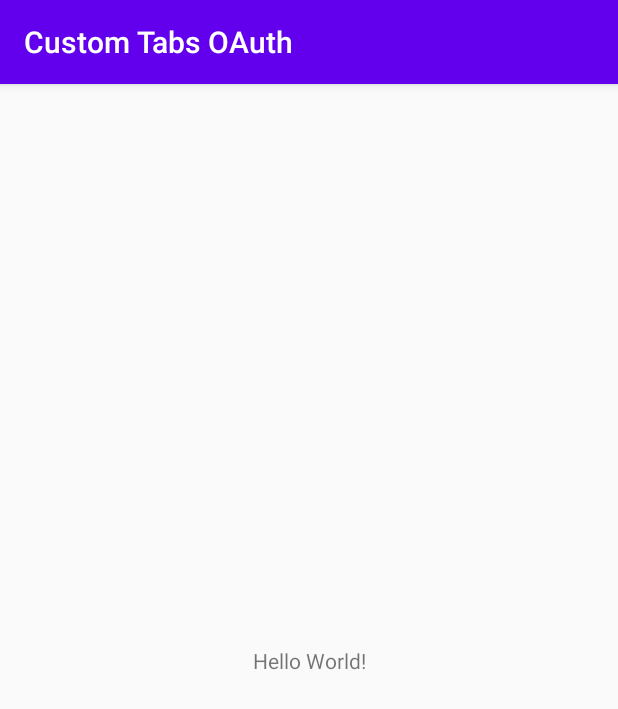
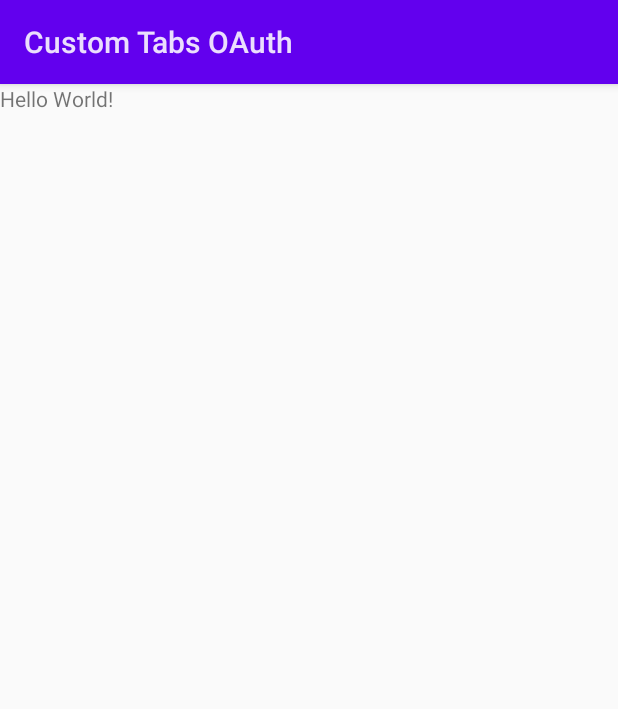
Before and after one commit to GoogleChrome/android-browser-helper, an Android app: the screen it shows after launch (MainActivity), on a phone screen of 412 x 824 dp. Shown: the top 709 px of the screen. Run offline under Robolectric (Android 15) with nearby library versions, the phone set to English and light mode, and no system bars.

Commit message:
Addressed review notes
- Removed appcompat and constraintlayout deps
- Changed package name
- Added missing EOL at end of files

```diff
--- a/demos/custom-tabs-oauth/build.gradle
+++ b/demos/custom-tabs-oauth/build.gradle
@@ -21,7 +21,7 @@ android {
     buildToolsVersion "30.0.1"
 
     defaultConfig {
-        applicationId "com.google.browser.examples.custom_tabs_oauth"
+        applicationId "com.google.androidbrowserhelper.demos.customtabsoauth"
         minSdkVersion 23
         targetSdkVersion 30
         versionCode 1
@@ -37,6 +37,4 @@ android {
 
 dependencies {
     implementation fileTree(dir: "libs", include: ["*.jar"])
-    implementation 'androidx.appcompat:appcompat:1.2.0'
-    implementation 'androidx.constraintlayout:constraintlayout:2.0.1'
 }
--- a/demos/custom-tabs-oauth/src/main/AndroidManifest.xml
+++ b/demos/custom-tabs-oauth/src/main/AndroidManifest.xml
@@ -13,7 +13,7 @@
 -->
 
 <manifest xmlns:android="http://schemas.android.com/apk/res/android"
-    package="com.google.browser.examples.custom_tabs_oauth">
+    package="com.google.androidbrowserhelper.demos.customtabsoauth">
 
     <application
         android:allowBackup="true"
--- a/demos/custom-tabs-oauth/src/main/java/com/google/browser/examples/custom_tabs_oauth/MainActivity.java
+++ b/demos/custom-tabs-oauth/src/main/java/com/google/androidbrowserhelper/demos/customtabsoauth/MainActivity.java
@@ -14,13 +14,12 @@
  *    limitations under the License.
  */
 
-package com.google.browser.examples.custom_tabs_oauth;
+package com.google.androidbrowserhelper.demos.customtabsoauth;
 
-import androidx.appcompat.app.AppCompatActivity;
-
+import android.app.Activity;
 import android.os.Bundle;
 
-public class MainActivity extends AppCompatActivity {
+public class MainActivity extends Activity {
 
     @Override
     protected void onCreate(Bundle savedInstanceState) {
--- a/demos/custom-tabs-oauth/src/main/res/layout/activity_main.xml
+++ b/demos/custom-tabs-oauth/src/main/res/layout/activity_main.xml
@@ -11,20 +11,17 @@
      See the License for the specific language governing permissions and
      limitations under the License.
 -->
-<androidx.constraintlayout.widget.ConstraintLayout xmlns:android="http://schemas.android.com/apk/res/android"
+<LinearLayout xmlns:android="http://schemas.android.com/apk/res/android"
     xmlns:app="http://schemas.android.com/apk/res-auto"
     xmlns:tools="http://schemas.android.com/tools"
     android:layout_width="match_parent"
     android:layout_height="match_parent"
+    android:orientation="vertical"
     tools:context=".MainActivity">
 
     <TextView
         android:layout_width="wrap_content"
         android:layout_height="wrap_content"
-        android:text="Hello World!"
-        app:layout_constraintBottom_toBottomOf="parent"
-        app:layout_constraintLeft_toLeftOf="parent"
-        app:layout_constraintRight_toRightOf="parent"
-        app:layout_constraintTop_toTopOf="parent" />
+        android:text="Hello World!" />
 
-</androidx.constraintlayout.widget.ConstraintLayout>
+</LinearLayout>
--- a/demos/custom-tabs-oauth/src/main/res/values/styles.xml
+++ b/demos/custom-tabs-oauth/src/main/res/values/styles.xml
@@ -12,10 +12,10 @@
 -->
 <resources>
     <!-- Base application theme. -->
-    <style name="AppTheme" parent="Theme.AppCompat.Light.DarkActionBar">
+    <style name="AppTheme" parent="android:style/Theme.Material.Light.DarkActionBar">
         <!-- Customize your theme here. -->
-        <item name="colorPrimary">@color/colorPrimary</item>
-        <item name="colorPrimaryDark">@color/colorPrimaryDark</item>
-        <item name="colorAccent">@color/colorAccent</item>
+        <item name="android:colorPrimary">@color/colorPrimary</item>
+        <item name="android:colorPrimaryDark">@color/colorPrimaryDark</item>
+        <item name="android:colorAccent">@color/colorAccent</item>
     </style>
 </resources>
```
Also changed, not shown: demos/twa-notification-delegation/src/main/java/com/google/androidbrowserhelper/demos/twa_notification_delegation/NotificationDelegationService.java (renamed from demos/twa-notification-delegation/src/main/java/com/google/browser/examples/twa_notification_delegation/NotificationDelegationService.java), 1 other file.
